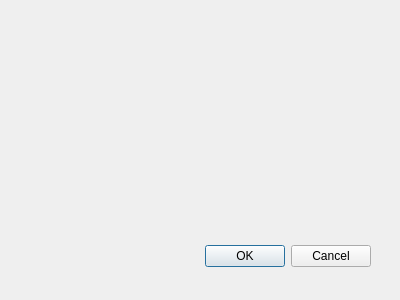
First picture: the form in source/windows/model/resume/resumedeletewindow.ui, repository Who-are-me/term_paper_2022, before the edit.
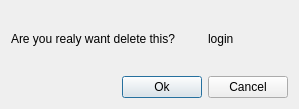
Second picture: the form after the edit.

```diff
--- a/source/windows/model/resume/resumedeletewindow.ui
+++ b/source/windows/model/resume/resumedeletewindow.ui
@@ -8,29 +8,82 @@
    <rect>
     <x>0</x>
     <y>0</y>
-    <width>400</width>
-    <height>300</height>
+    <width>299</width>
+    <height>109</height>
    </rect>
   </property>
   <property name="windowTitle">
    <string>Dialog</string>
   </property>
-  <widget name="buttonBox" class="QDialogButtonBox">
-   <property name="geometry">
-    <rect>
-     <x>30</x>
-     <y>240</y>
-     <width>341</width>
-     <height>32</height>
-    </rect>
-   </property>
-   <property name="orientation">
-    <enum>Qt::Horizontal</enum>
-   </property>
-   <property name="standardButtons">
-    <set>QDialogButtonBox::Cancel|QDialogButtonBox::Ok</set>
-   </property>
-  </widget>
+  <layout class="QGridLayout" name="gridLayout">
+   <item row="0" column="2">
+    <spacer name="verticalSpacer_2">
+     <property name="orientation">
+      <enum>Qt::Vertical</enum>
+     </property>
+     <property name="sizeHint" stdset="0">
+      <size>
+       <width>20</width>
+       <height>23</height>
+      </size>
+     </property>
+    </spacer>
+   </item>
+   <item row="1" column="0" colspan="2">
+    <widget class="QLabel" name="l_text">
+     <property name="text">
+      <string>Are you realy want delete this?</string>
+     </property>
+    </widget>
+   </item>
+   <item row="1" column="2">
+    <widget class="QLabel" name="l_login">
+     <property name="text">
+      <string>login</string>
+     </property>
+    </widget>
+   </item>
+   <item row="2" column="2">
+    <spacer name="verticalSpacer">
+     <property name="orientation">
+      <enum>Qt::Vertical</enum>
+     </property>
+     <property name="sizeHint" stdset="0">
+      <size>
+       <width>20</width>
+       <height>25</height>
+      </size>
+     </property>
+    </spacer>
+   </item>
+   <item row="3" column="0">
+    <spacer name="horizontalSpacer">
+     <property name="orientation">
+      <enum>Qt::Horizontal</enum>
+     </property>
+     <property name="sizeHint" stdset="0">
+      <size>
+       <width>124</width>
+       <height>20</height>
+      </size>
+     </property>
+    </spacer>
+   </item>
+   <item row="3" column="1">
+    <widget class="QPushButton" name="btn_ok">
+     <property name="text">
+      <string>Ok</string>
+     </property>
+    </widget>
+   </item>
+   <item row="3" column="2">
+    <widget class="QPushButton" name="btn_cancel">
+     <property name="text">
+      <string>Cancel</string>
+     </property>
+    </widget>
+   </item>
+  </layout>
  </widget>
  <pixmapfunction/>
  <resources/>
```
Left out of the diff: 42 changed lines with no effect on the pictures.
